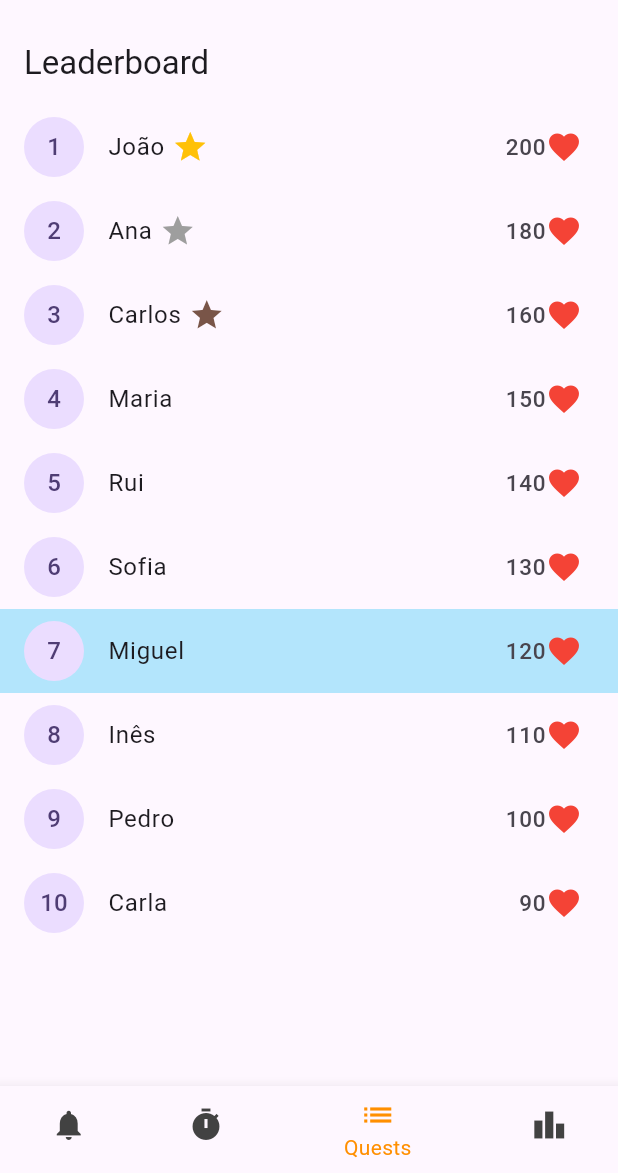
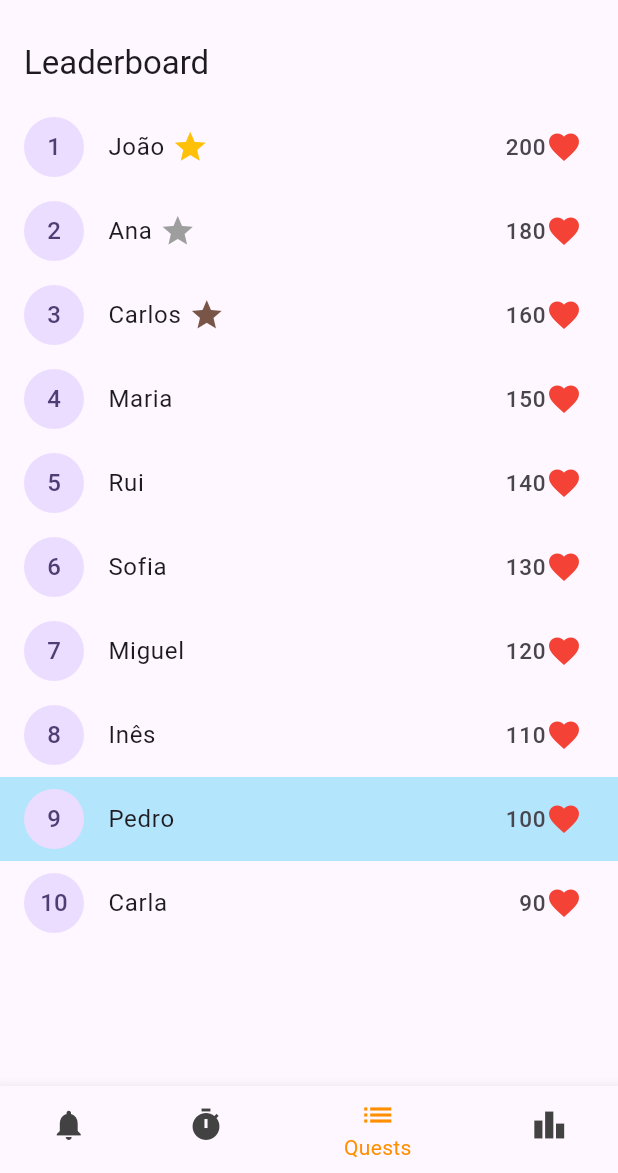
Before and after one commit to pedrotemtem/lifepulse, a Flutter app: the MyHomePage screen opened directly, swiped to page 4, on a phone screen of 412 x 824 dp, the part 63-1236 px from its top. Run offline on Flutter 3.47's test engine with Material 3 defaults, Android fonts, the phone set to English and light mode, and no system bars; our stand-ins replace awesome_notifications, circular_countdown_timer; missing offline and left inert: flutter_analog_clock.

Commit message:
leaderboard connected to work out, hearts increase in leaderboard

```diff
--- a/lib/homepage.dart
+++ b/lib/homepage.dart
@@ -17,13 +17,47 @@ class _MyHomePageState extends State<MyHomePage> {
   int _selectedIndex = 0;
   final PageController _pageController = PageController();
 
-  static List<Widget> _widgetOptions(PageController pageController) => <Widget>[
+  List<Map<String, dynamic>> leaderboardData = [
+    {'id': 1, 'name': 'João', 'score': 200},
+    {'id': 2, 'name': 'Ana', 'score': 180},
+    {'id': 3, 'name': 'Carlos', 'score': 160},
+    {'id': 4, 'name': 'Maria', 'score': 150},
+    {'id': 5, 'name': 'Rui', 'score': 140},
+    {'id': 6, 'name': 'Sofia', 'score': 130},
+    {'id': 7, 'name': 'Miguel', 'score': 120},
+    {'id': 8, 'name': 'Inês', 'score': 110},
+    {'id': 9, 'name': 'Pedro', 'score': 100},
+    {'id': 10, 'name': 'Carla', 'score': 90},
+  ];
+  void updateUserScore(int userId, int points) {
+    setState(() {
+      for (var player in leaderboardData) {
+        if (player['id'] == userId) {
+          player['score'] += points;
+          break;
+        }
+      }
+      leaderboardData.sort((a, b) => b['score'].compareTo(a['score']));
+    });
+  }
+
+  static List<Widget> _widgetOptions(
+      PageController pageController,
+      List<Map<String, dynamic>> leaderboardData,
+      Function(int, int) updateUserScore) => <Widget>[
     const Notifications(),
     TrainingSelection(pageController: pageController),
     const Quests(),
-    const Leaderboard(),
-    const Timer(),
+    Leaderboard(
+        currentUserId: 9,
+        leaderboardData: leaderboardData,
+        updateUserScore: updateUserScore
+    ),
+    Timer(onTrainingComplete: (int points){
+      updateUserScore(9, points);
+    }),
   ];
+
 
   void _onItemTapped(int index) {
     setState(() {
@@ -50,7 +84,7 @@ class _MyHomePageState extends State<MyHomePage> {
         ),
         body: PageView(
           controller: _pageController,
-          children: _widgetOptions(_pageController),
+          children: _widgetOptions(_pageController, leaderboardData, updateUserScore),
           onPageChanged: (int index) {
             if (index < 3) {
               setState(() {
--- a/lib/states/leaderboard.dart
+++ b/lib/states/leaderboard.dart
@@ -1,68 +1,64 @@
 import 'package:flutter/material.dart';
 
-class Leaderboard extends StatelessWidget {
-  const Leaderboard({super.key});
+class Leaderboard extends StatefulWidget {
+  final int currentUserId;
+  final List<Map<String, dynamic>> leaderboardData;
+  final Function(int, int) updateUserScore;
+
+  const Leaderboard({
+    required this.currentUserId,
+    required this.leaderboardData,
+    required this.updateUserScore,
+    super.key,
+  });
+
+  @override
+  _LeaderboardState createState() => _LeaderboardState();
+}
+
+class _LeaderboardState extends State<Leaderboard> {
 
   @override
   Widget build(BuildContext context) {
-    // Simulated leaderboard data with Portuguese names
-    final List<Map<String, dynamic>> leaderboardData = [
-      {'id': 1, 'name': 'João', 'score': 200},
-      {'id': 2, 'name': 'Ana', 'score': 180},
-      {'id': 3, 'name': 'Carlos', 'score': 160},
-      {'id': 4, 'name': 'Maria', 'score': 150},
-      {'id': 5, 'name': 'Rui', 'score': 140},
-      {'id': 6, 'name': 'Sofia', 'score': 130},
-      {'id': 7, 'name': 'Miguel', 'score': 120},
-      {'id': 8, 'name': 'Inês', 'score': 110},
-      {'id': 9, 'name': 'Pedro', 'score': 100},
-      {'id': 10, 'name': 'Carla', 'score': 90},
-    ];
-
-    // ID of the current user (can be dynamic)
-    final int currentUserId = 7; // Maria will be highlighted
-
     return Scaffold(
       appBar: AppBar(
         title: const Text('Leaderboard'),
       ),
       body: ListView.builder(
-        itemCount: leaderboardData.length,
+        itemCount: widget.leaderboardData.length,
         itemBuilder: (context, index) {
-          final player = leaderboardData[index];
-          final bool isCurrentUser = player['id'] == currentUserId;
+          final player = widget.leaderboardData[index];
+          final bool isCurrentUser = player['id'] == widget.currentUserId;
 
-          // Determine the medal icon based on the rank
           Widget medalIcon;
           if (index == 0) {
-            medalIcon = const Icon(Icons.star, color: Colors.amber); // Gold medal
+            medalIcon = const Icon(Icons.star, color: Colors.amber);
           } else if (index == 1) {
-            medalIcon = const Icon(Icons.star, color: Colors.grey); // Silver medal
+            medalIcon = const Icon(Icons.star, color: Colors.grey);
           } else if (index == 2) {
-            medalIcon = const Icon(Icons.star, color: Colors.brown); // Bronze medal
+            medalIcon = const Icon(Icons.star, color: Colors.brown);
           } else {
-            medalIcon = const SizedBox.shrink(); // No icon for others
+            medalIcon = const SizedBox.shrink();
           }
 
           return Container(
-            // Highlight the current user with a light blue background
             color: isCurrentUser ? Colors.lightBlue[100] : Colors.transparent,
             child: ListTile(
               leading: CircleAvatar(
-                child: Text((index + 1).toString()), // Position number
+                child: Text((index + 1).toString()),
               ),
               title: Row(
                 children: [
-                  Text(player['name']), // Name first
-                  const SizedBox(width: 5), // Space between name and medal/icon
-                  medalIcon, // Medal icon if applicable
+                  Text(player['name']),
+                  const SizedBox(width: 5),
+                  medalIcon,
                 ],
               ),
               trailing: Row(
-                mainAxisSize: MainAxisSize.min, // Adjusts size to fit content
+                mainAxisSize: MainAxisSize.min,
                 children: [
-                  Text('${player['score']}', style: TextStyle(fontSize: 15)), // Increased font size
-                  const Icon(Icons.favorite, color: Colors.red), // Heart icon
+                  Text('${player['score']}', style: TextStyle(fontSize: 15)),
+                  const Icon(Icons.favorite, color: Colors.red),
                 ],
               ),
             ),
--- a/lib/states/timer.dart
+++ b/lib/states/timer.dart
@@ -2,7 +2,8 @@ import 'package:flutter/material.dart';
 import 'package:circular_countdown_timer/circular_countdown_timer.dart';
 
 class Timer extends StatefulWidget {
-  const Timer({super.key});
+  final Function(int) onTrainingComplete;
+  const Timer({required this.onTrainingComplete, super.key});
 
   @override
   _TimerState createState() => _TimerState();
@@ -10,7 +11,7 @@ class Timer extends StatefulWidget {
 
 class _TimerState extends State<Timer> {
   final CountDownController _controller = CountDownController();
-  final int _seconds = 30;
+  final int _seconds = 5;
   final int _minutes = 0;
   bool _isPaused = false;
 
@@ -98,6 +99,7 @@ class _TimerState extends State<Timer> {
               child: const Text('OK'),
               onPressed: () {
                 Navigator.of(context).pop();
+                widget.onTrainingComplete(30);
               },
             ),
           ],
@@ -178,7 +180,7 @@ class _TimerState extends State<Timer> {
                 children: [
                   CircularCountDownTimer(
                     duration: _minutes * 60 + _seconds,
-                    initialDuration: _minutes * 60 + _seconds,
+                    initialDuration: 0,
                     controller: _controller,
                     width: 200,
                     height: 200,
```
